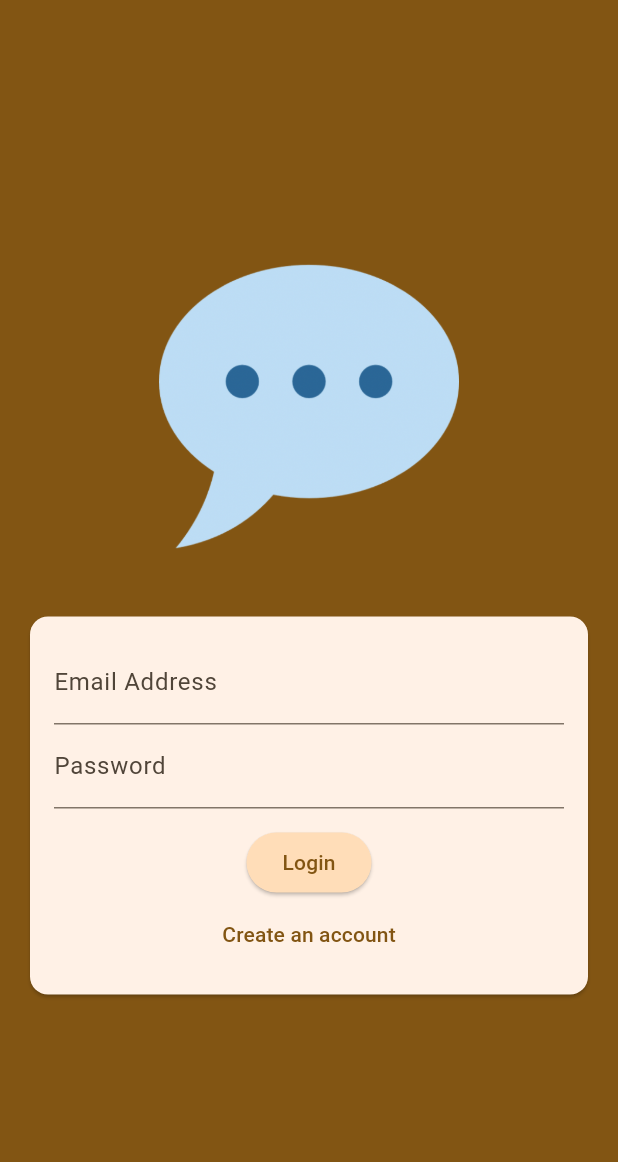
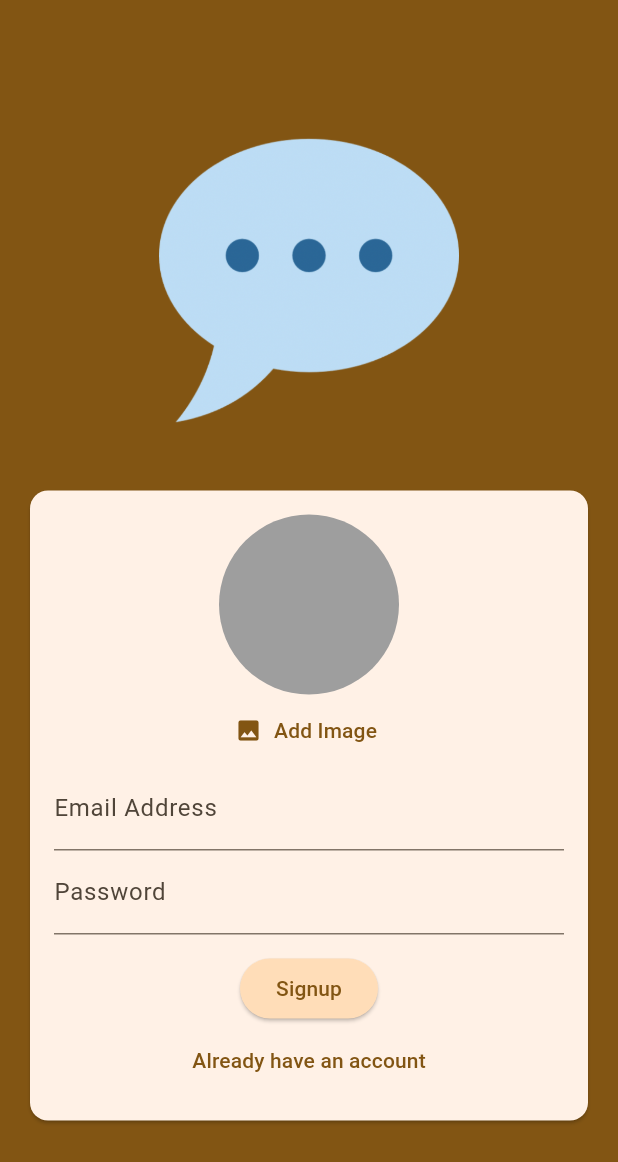
Before and after one commit to Siddiqui145/we_chat, a Flutter app: the screen it shows after launch, on a phone screen of 412 x 824 dp. Shown: the top 1162 px of the screen. Run offline on Flutter 3.47's test engine with Material 3 defaults, Android fonts, the phone set to English and light mode, and no system bars; our stand-ins replace firebase_auth, firebase_core, image_picker; accounts and stored records are empty.

Commit message:
taking input & preview image

```diff
--- a/lib/screens/auth_screen.dart
+++ b/lib/screens/auth_screen.dart
@@ -1,5 +1,6 @@
 import 'package:firebase_auth/firebase_auth.dart';
 import 'package:flutter/material.dart';
+import 'package:we_chat/widgets/user_image_picker_widget.dart';
 
 class AuthScreen extends StatefulWidget {
   const AuthScreen({super.key});
@@ -10,7 +11,7 @@ class AuthScreen extends StatefulWidget {
 
 class _AuthScreenState extends State<AuthScreen> {
   final _formKey = GlobalKey<FormState>();
-  var _isLogin = true;
+  var _isLogin = false;
   var _enteredEmail = '';
   var _enteredPassword = '';
 
@@ -26,10 +27,9 @@ class _AuthScreenState extends State<AuthScreen> {
 
     if(_isLogin){
       try{
-        final loginCredentials = await firebase.signInWithEmailAndPassword(
+        await firebase.signInWithEmailAndPassword(
           email: _enteredEmail,
           password: _enteredPassword);
-          print(loginCredentials);
       }
       on FirebaseAuthException catch(err){
         if(!mounted) return;
@@ -40,10 +40,9 @@ class _AuthScreenState extends State<AuthScreen> {
 
     else{
       try{
-      final userCredentials = await firebase.createUserWithEmailAndPassword(
+      await firebase.createUserWithEmailAndPassword(
         email: _enteredEmail ,
         password: _enteredPassword);
-        print(userCredentials);
     }on FirebaseAuthException catch(err) {
       if(!mounted) return;
 
@@ -85,6 +84,8 @@ class _AuthScreenState extends State<AuthScreen> {
                     child: Column(
                       mainAxisSize: MainAxisSize.min,
                       children: [
+                        if (!_isLogin)
+                        UserImagePickerWidget(),
                         TextFormField(
                           decoration: InputDecoration(
                             labelText: "Email Address",
--- /dev/null
+++ b/lib/widgets/user_image_picker_widget.dart
@@ -0,0 +1,50 @@
+import 'dart:io';
+
+import 'package:flutter/material.dart';
+import 'package:image_picker/image_picker.dart';
+
+class UserImagePickerWidget extends StatefulWidget {
+  const UserImagePickerWidget({super.key});
+
+  @override
+  State<UserImagePickerWidget> createState() => _UserImagePickerWidgetState();
+}
+
+class _UserImagePickerWidgetState extends State<UserImagePickerWidget> {
+
+  File? _pickedImageFile;
+
+  void pickImage() async{
+    //Size & quality reduced, can use camera or gallery as source
+    final pickedImage = await ImagePicker().pickImage(
+      source: ImageSource.gallery,
+      imageQuality: 50,
+      maxWidth: 150);
+
+      if(pickedImage == null){ // check is necessary as ahead we display
+        return;
+      }
+
+      setState(() {
+        _pickedImageFile = File(pickedImage.path);  // using File package to convert our image into a type file
+      });
+  }
+
+  @override
+  Widget build(BuildContext context) {
+    return Column(
+      children: [
+        CircleAvatar(
+          radius: 60,
+          backgroundColor: Colors.grey,
+          foregroundImage: _pickedImageFile != null ? FileImage(_pickedImageFile!) : null, //FileImage is a type diff & necessary
+        ),
+        TextButton.icon(
+          onPressed: pickImage,
+          icon: Icon(Icons.image),
+          label: Text("Add Image",
+          style: TextStyle(color: Theme.of(context).colorScheme.primary,)),)
+      ],
+    );
+  }
+}
```
